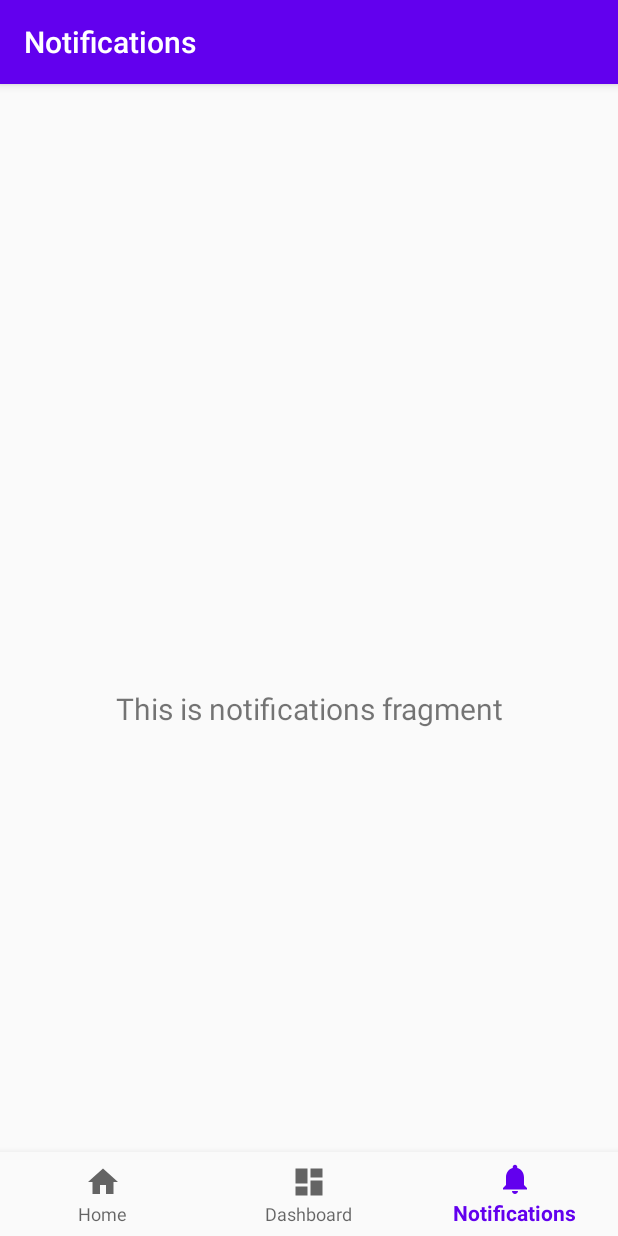
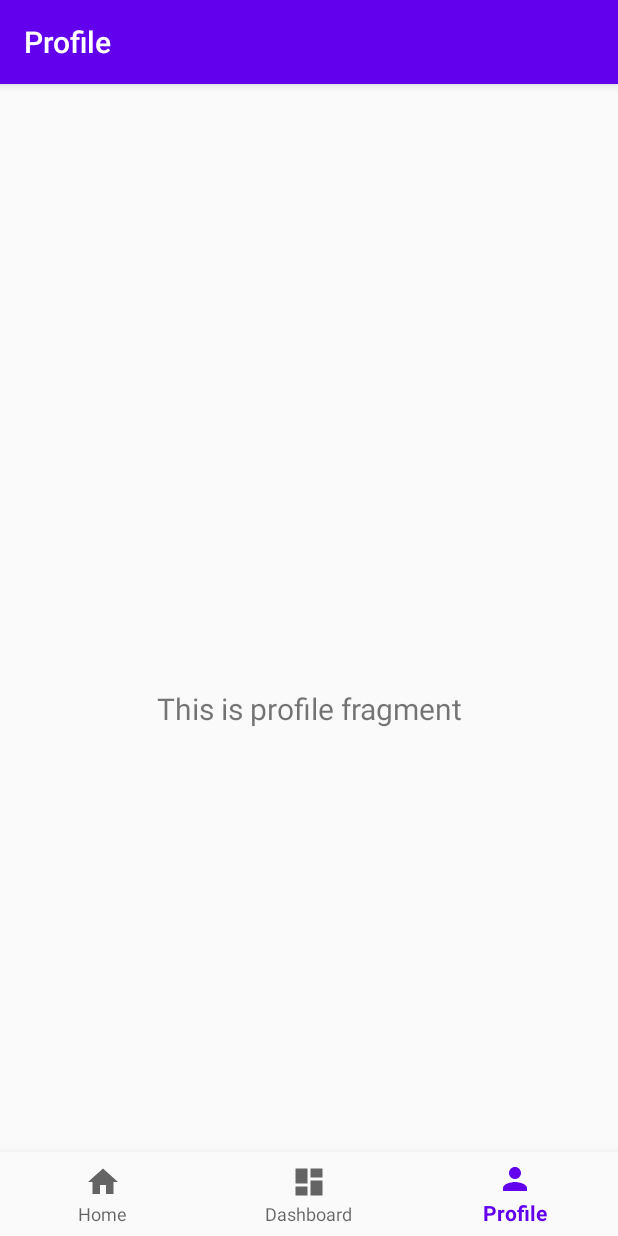
Before and after one commit to JCPasillas/quiz-and-a, an Android app: the ProfileFragment screen opened through its navigation route, on a phone screen of 412 x 824 dp. Run offline under Robolectric (Android 15) with nearby library versions, the phone set to English and light mode, and no system bars; our stand-ins replace navigation-ui.

Commit message:
refactored notifications into profile

```diff
--- a/app/src/main/java/com/example/quizanda/MainActivity.java
+++ b/app/src/main/java/com/example/quizanda/MainActivity.java
@@ -20,7 +20,7 @@ public class MainActivity extends AppCompatActivity {
         // Passing each menu ID as a set of Ids because each
         // menu should be considered as top level destinations.
         AppBarConfiguration appBarConfiguration = new AppBarConfiguration.Builder(
-                R.id.navigation_home, R.id.navigation_dashboard, R.id.navigation_notifications)
+                R.id.navigation_home, R.id.navigation_dashboard, R.id.navigation_profile)
                 .build();
         NavController navController = Navigation.findNavController(this, R.id.nav_host_fragment);
         NavigationUI.setupActionBarWithNavController(this, navController, appBarConfiguration);
--- a/app/src/main/java/com/example/quizanda/ui/notifications/NotificationsFragment.java
+++ b/app/src/main/java/com/example/quizanda/ui/profile/ProfileFragment.java
@@ -1,4 +1,4 @@
-package com.example.quizanda.ui.notifications;
+package com.example.quizanda.ui.profile;
 
 import android.os.Bundle;
 import android.view.LayoutInflater;
@@ -14,17 +14,17 @@ import androidx.lifecycle.ViewModelProviders;
 
 import com.example.quizanda.R;
 
-public class NotificationsFragment extends Fragment {
+public class ProfileFragment extends Fragment {
 
-    private NotificationsViewModel notificationsViewModel;
+    private ProfileViewModel profileViewModel;
 
     public View onCreateView(@NonNull LayoutInflater inflater,
                              ViewGroup container, Bundle savedInstanceState) {
-        notificationsViewModel =
-                ViewModelProviders.of(this).get(NotificationsViewModel.class);
-        View root = inflater.inflate(R.layout.fragment_notifications, container, false);
-        final TextView textView = root.findViewById(R.id.text_notifications);
-        notificationsViewModel.getText().observe(getViewLifecycleOwner(), new Observer<String>() {
+        profileViewModel =
+                ViewModelProviders.of(this).get(ProfileViewModel.class);
+        View root = inflater.inflate(R.layout.fragment_profile, container, false);
+        final TextView textView = root.findViewById(R.id.text_profile);
+        profileViewModel.getText().observe(getViewLifecycleOwner(), new Observer<String>() {
             @Override
             public void onChanged(@Nullable String s) {
                 textView.setText(s);
--- a/app/src/main/java/com/example/quizanda/ui/notifications/NotificationsViewModel.java
+++ b/app/src/main/java/com/example/quizanda/ui/profile/ProfileViewModel.java
@@ -1,16 +1,16 @@
-package com.example.quizanda.ui.notifications;
+package com.example.quizanda.ui.profile;
 
 import androidx.lifecycle.LiveData;
 import androidx.lifecycle.MutableLiveData;
 import androidx.lifecycle.ViewModel;
 
-public class NotificationsViewModel extends ViewModel {
+public class ProfileViewModel extends ViewModel {
 
     private MutableLiveData<String> mText;
 
-    public NotificationsViewModel() {
+    public ProfileViewModel() {
         mText = new MutableLiveData<>();
-        mText.setValue("This is notifications fragment");
+        mText.setValue("This is profile fragment");
     }
 
     public LiveData<String> getText() {
--- a/app/src/main/res/drawable/ic_notifications_black_24dp.xml
+++ /dev/null
@@ -1,9 +0,0 @@
-<vector xmlns:android="http://schemas.android.com/apk/res/android"
-    android:width="24dp"
-    android:height="24dp"
-    android:viewportWidth="24.0"
-    android:viewportHeight="24.0">
-    <path
-        android:fillColor="#FF000000"
-        android:pathData="M12,22c1.1,0 2,-0.9 2,-2h-4c0,1.1 0.89,2 2,2zM18,16v-5c0,-3.07 -1.64,-5.64 -4.5,-6.32L13.5,4c0,-0.83 -0.67,-1.5 -1.5,-1.5s-1.5,0.67 -1.5,1.5v0.68C7.63,5.36 6,7.92 6,11v5l-2,2v1h16v-1l-2,-2z" />
-</vector>
--- /dev/null
+++ b/app/src/main/res/drawable/ic_person_black_24dp.xml
@@ -0,0 +1,9 @@
+<vector xmlns:android="http://schemas.android.com/apk/res/android"
+        android:width="24dp"
+        android:height="24dp"
+        android:viewportWidth="24.0"
+        android:viewportHeight="24.0">
+    <path
+        android:fillColor="#FF000000"
+        android:pathData="M12,12c2.21,0 4,-1.79 4,-4s-1.79,-4 -4,-4 -4,1.79 -4,4 1.79,4 4,4zM12,14c-2.67,0 -8,1.34 -8,4v2h16v-2c0,-2.66 -5.33,-4 -8,-4z"/>
+</vector>
--- a/app/src/main/res/layout/fragment_notifications.xml
+++ b/app/src/main/res/layout/fragment_profile.xml
@@ -4,10 +4,10 @@
     xmlns:tools="http://schemas.android.com/tools"
     android:layout_width="match_parent"
     android:layout_height="match_parent"
-    tools:context=".ui.notifications.NotificationsFragment">
+    tools:context=".ui.profile.ProfileFragment">
 
     <TextView
-        android:id="@+id/text_notifications"
+        android:id="@+id/text_profile"
         android:layout_width="match_parent"
         android:layout_height="wrap_content"
         android:layout_marginStart="8dp"
--- a/app/src/main/res/menu/bottom_nav_menu.xml
+++ b/app/src/main/res/menu/bottom_nav_menu.xml
@@ -12,8 +12,8 @@
         android:title="@string/title_dashboard" />
 
     <item
-        android:id="@+id/navigation_notifications"
-        android:icon="@drawable/ic_notifications_black_24dp"
-        android:title="@string/title_notifications" />
+        android:id="@+id/navigation_profile"
+        android:icon="@drawable/ic_person_black_24dp"
+        android:title="@string/title_profile" />
 
 </menu>
--- a/app/src/main/res/navigation/mobile_navigation.xml
+++ b/app/src/main/res/navigation/mobile_navigation.xml
@@ -18,8 +18,8 @@
         tools:layout="@layout/fragment_dashboard" />
 
     <fragment
-        android:id="@+id/navigation_notifications"
-        android:name="com.example.quizanda.ui.notifications.NotificationsFragment"
-        android:label="@string/title_notifications"
-        tools:layout="@layout/fragment_notifications" />
+        android:id="@+id/navigation_profile"
+        android:name="com.example.quizanda.ui.profile.ProfileFragment"
+        android:label="@string/title_profile"
+        tools:layout="@layout/fragment_profile" />
 </navigation>
--- a/app/src/main/res/values/strings.xml
+++ b/app/src/main/res/values/strings.xml
@@ -2,5 +2,5 @@
     <string name="app_name">Quiz &amp; A</string>
     <string name="title_home">Home</string>
     <string name="title_dashboard">Dashboard</string>
-    <string name="title_notifications">Notifications</string>
+    <string name="title_profile">Profile</string>
 </resources>
```
